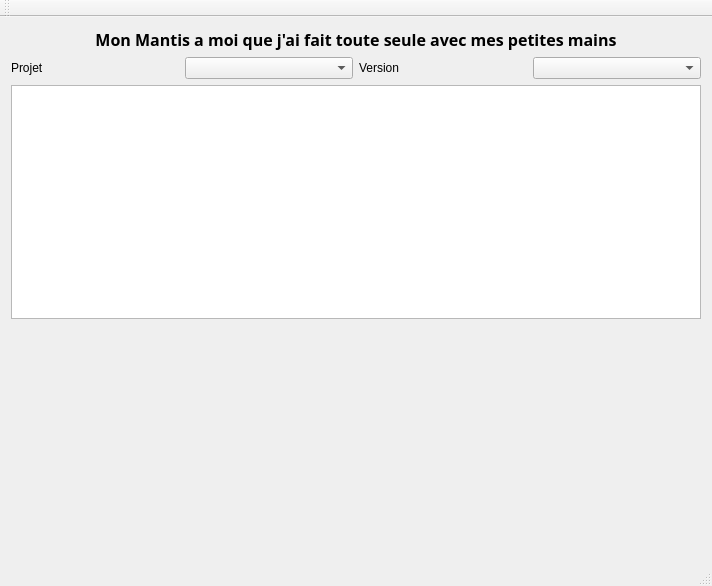
Ambrou/MantisViewerQt, file MantisViewerIHMQt/mantisviewerihmqt.ui: the form before one commit.
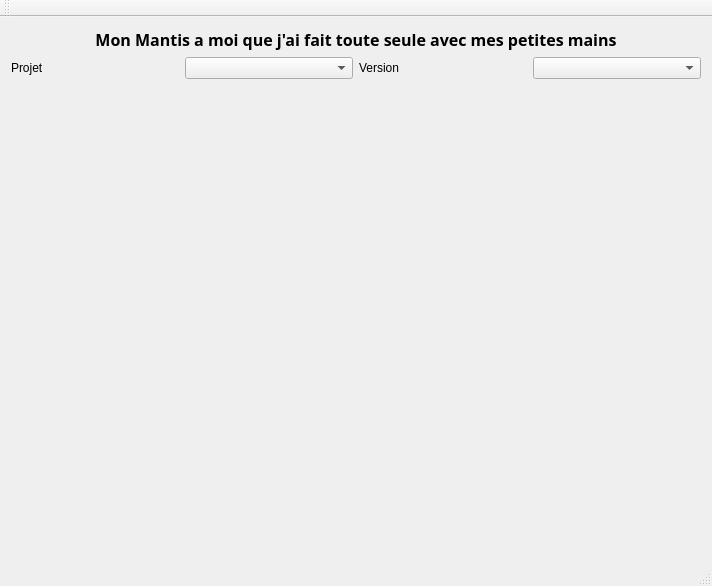
The form after the commit.

The edit to the form file:
```diff
--- a/MantisViewerIHMQt/mantisviewerihmqt.ui
+++ b/MantisViewerIHMQt/mantisviewerihmqt.ui
@@ -57,19 +57,6 @@
       </item>
      </layout>
     </item>
-    <item>
-     <widget class="QTableView" name="tableView">
-      <property name="selectionMode">
-       <enum>QAbstractItemView::SingleSelection</enum>
-      </property>
-      <attribute name="verticalHeaderVisible">
-       <bool>false</bool>
-      </attribute>
-     </widget>
-    </item>
-    <item>
-     <layout class="QHBoxLayout" name="horizontalLayout_2"/>
-    </item>
     <item>
      <spacer name="verticalSpacer">
       <property name="orientation">
```
